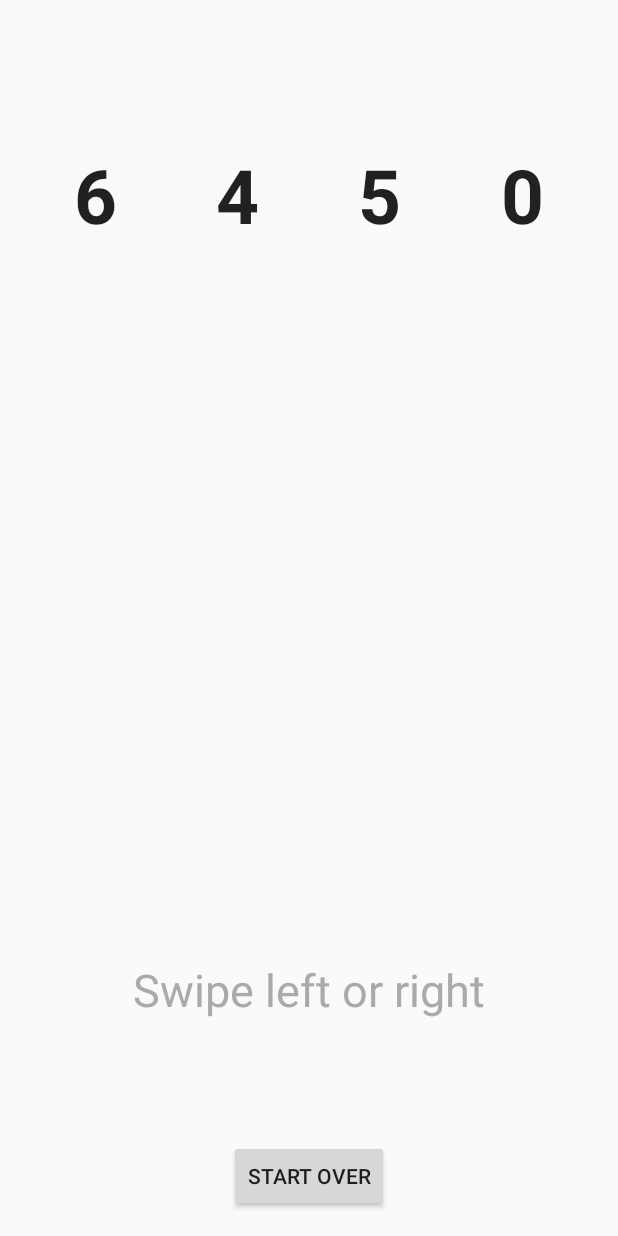
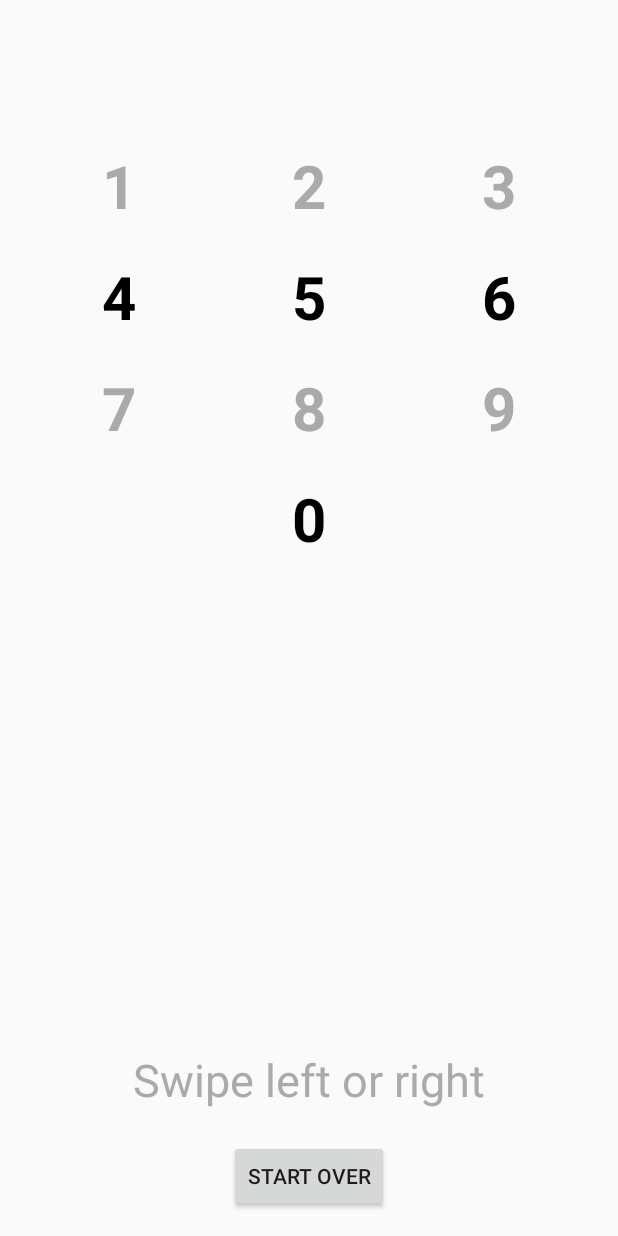
Before and after one commit to khanirteza/Cognitive_PIN, an Android app: the InputPIN screen opened directly, with no data from a screen before it, on a phone screen of 412 x 824 dp. Run offline under Robolectric (Android 15) with nearby library versions, the phone set to English and light mode, and no system bars; 6 statements that could not run were skipped.

Commit message:
Number pad implemented. Random number show removed. Instead those number will be colored in number pad.

```diff
--- a/app/src/main/java/com/halfwit/cognitivepin/InputPIN.java
+++ b/app/src/main/java/com/halfwit/cognitivepin/InputPIN.java
@@ -5,7 +5,6 @@ import android.app.AlertDialog;
 import android.content.DialogInterface;
 import android.content.Intent;
 import android.os.Bundle;
-import android.support.v4.view.GestureDetectorCompat;
 import android.view.Menu;
 import android.view.MenuItem;
 import android.view.MotionEvent;
@@ -26,7 +25,6 @@ public class InputPIN extends Activity {
     int pass = 0;
     private TextView pinDot;
     private long startTime, endTime;
-    private GestureDetectorCompat mDetector;
     public float x1, x2;
     static final int MIN_DISTANCE = 250;
 
@@ -118,7 +116,7 @@ public class InputPIN extends Activity {
                         })
                         .show();
             }
-            //startOver(view);
+            startOver(view);
         }
     }
 
@@ -152,7 +150,7 @@ public class InputPIN extends Activity {
                         })
                         .show();
             }
-            //startOver(view);
+            startOver(view);
         }
     }
 
@@ -166,6 +164,8 @@ public class InputPIN extends Activity {
     }
 
     public void randGenerator(String pin, String selection) {
+        //Generate random number for each pass
+
         int num1, num2, num3, num4;
         char chDigit1, chDigit2, chDigit3, chDigit4;
         num1 = rand.nextInt(10);
@@ -184,15 +184,17 @@ public class InputPIN extends Activity {
         chDigit3 = String.valueOf(num3).charAt(0);
         chDigit4 = String.valueOf(num4).charAt(0);
 
+        setNumberPadColor(num1, num2, num3, num4);
 
-        TextView digit1 = (TextView) findViewById(R.id.digit1);
+
+        /*TextView digit1 = (TextView) findViewById(R.id.digit1);
         TextView digit2 = (TextView) findViewById(R.id.digit2);
         TextView digit3 = (TextView) findViewById(R.id.digit3);
         TextView digit4 = (TextView) findViewById(R.id.digit4);
         digit1.setText(String.valueOf(num1));
         digit2.setText(String.valueOf(num2));
         digit3.setText(String.valueOf(num3));
-        digit4.setText(String.valueOf(num4));
+        digit4.setText(String.valueOf(num4));*/
 
         if (selection.equals("left")) {
 
@@ -211,6 +213,32 @@ public class InputPIN extends Activity {
 
     }
 
+    public void setNumberPadColor(int num1, int num2, int num3, int num4) {
+        //Set the number pad color based on passed argument
+        TextView[] textDigit = new TextView[10];
+
+        textDigit[0] = (TextView) findViewById(R.id.textDigit0);
+        textDigit[1] = (TextView) findViewById(R.id.textDigit1);
+        textDigit[2] = (TextView) findViewById(R.id.textDigit2);
+        textDigit[3] = (TextView) findViewById(R.id.textDigit3);
+        textDigit[4] = (TextView) findViewById(R.id.textDigit4);
+        textDigit[5] = (TextView) findViewById(R.id.textDigit5);
+        textDigit[6] = (TextView) findViewById(R.id.textDigit6);
+        textDigit[7] = (TextView) findViewById(R.id.textDigit7);
+        textDigit[8] = (TextView) findViewById(R.id.textDigit8);
+        textDigit[9] = (TextView) findViewById(R.id.textDigit9);
+
+        for (TextView textView : textDigit) {
+            textView.setTextColor(getResources().getColor(android.R.color.darker_gray));
+        }
+
+        textDigit[num1].setTextColor(getResources().getColor((android.R.color.black)));
+        textDigit[num2].setTextColor(getResources().getColor((android.R.color.black)));
+        textDigit[num3].setTextColor(getResources().getColor((android.R.color.black)));
+        textDigit[num4].setTextColor(getResources().getColor((android.R.color.black)));
+
+    }
+
     //for debugging purpose only
     public void show() {
         System.out.println(pass);
--- a/app/src/main/res/layout/activity_home_screen.xml
+++ b/app/src/main/res/layout/activity_home_screen.xml
@@ -58,7 +58,7 @@
         android:layout_width="wrap_content"
         android:layout_height="wrap_content"
         android:textAppearance="?android:attr/textAppearanceLarge"
-        android:text="@string/direction_instruction"
+        android:text="@string/direction_selection"
         android:id="@+id/textView2"
         android:layout_alignBottom="@+id/radioGroup"
         android:layout_marginBottom="41dp"
--- a/app/src/main/res/layout/activity_input_pin.xml
+++ b/app/src/main/res/layout/activity_input_pin.xml
@@ -9,91 +9,35 @@
     tools:context="com.halfwit.cognitivepin.InputPIN">
 
     <LinearLayout
-        android:orientation="horizontal"
+        android:orientation="vertical"
         android:layout_width="match_parent"
         android:layout_height="wrap_content"
-        android:layout_alignParentTop="true"
-        android:layout_centerHorizontal="true"
-        android:layout_marginTop="80dp"
-        android:id="@+id/linearLayout">
+        android:id="@+id/linearLayout"
+        android:layout_alignParentBottom="true"
+        android:layout_alignParentLeft="true"
+        android:layout_alignParentStart="true">
 
         <TextView
-            android:layout_width="0dp"
-            android:layout_height="wrap_content"
+            android:layout_width="match_parent"
+            android:layout_height="0dp"
             android:textAppearance="?android:attr/textAppearanceLarge"
-            android:text="3"
-            android:id="@+id/digit1"
-            android:layout_column="44"
-            android:textStyle="bold"
-            android:textSize="50dp"
-            android:layout_weight="1"
-            android:gravity="center" />
-
-        <TextView
-            android:layout_width="0dp"
-            android:layout_height="wrap_content"
-            android:textAppearance="?android:attr/textAppearanceLarge"
-            android:text="3"
-            android:id="@+id/digit2"
-            android:layout_column="44"
-            android:textStyle="bold"
-            android:textSize="50dp"
-            android:layout_weight="1"
-            android:gravity="center" />
-
-        <TextView
-            android:layout_width="0dp"
-            android:layout_height="wrap_content"
-            android:textAppearance="?android:attr/textAppearanceLarge"
-            android:text="3"
-            android:id="@+id/digit3"
-            android:layout_column="44"
-            android:textStyle="bold"
-            android:textSize="50dp"
-            android:layout_weight="1"
-            android:gravity="center" />
-
-        <TextView
-            android:layout_width="0dp"
-            android:layout_height="wrap_content"
-            android:textAppearance="?android:attr/textAppearanceLarge"
-            android:text="3"
-            android:id="@+id/digit4"
-            android:layout_column="44"
-            android:textStyle="bold"
-            android:textSize="50dp"
-            android:layout_weight="1"
-            android:gravity="center" />
-    </LinearLayout>
-
-    <LinearLayout
-        android:orientation="horizontal"
-        android:layout_width="wrap_content"
-        android:layout_height="200dp"
-        android:layout_above="@+id/btnStartOver"
-        android:layout_centerHorizontal="true">
-
-        <TextView
-            android:layout_width="0dp"
-            android:layout_height="wrap_content"
-            android:textAppearance="?android:attr/textAppearanceLarge"
-            android:text="Swipe left or right"
+            android:text="@string/swipe_direction"
             android:id="@+id/textView"
             android:layout_weight="1"
-            android:textAlignment="center"
-            android:textSize="30dp"
+            android:textSize="30sp"
             android:layout_gravity="center"
-            android:textColor="@android:color/darker_gray" />
+            android:textColor="@android:color/darker_gray"
+            android:gravity="center_horizontal"
+            android:layout_marginBottom="20dp" />
+
+        <Button
+            android:layout_width="wrap_content"
+            android:layout_height="wrap_content"
+            android:text="Start Over"
+            android:id="@+id/btnStartOver"
+            android:onClick="startOver"
+            android:layout_gravity="center" />
     </LinearLayout>
-
-    <Button
-        android:layout_width="wrap_content"
-        android:layout_height="wrap_content"
-        android:text="Start Over"
-        android:id="@+id/btnStartOver"
-        android:layout_alignParentBottom="true"
-        android:layout_centerHorizontal="true"
-        android:onClick="startOver" />
 
     <TextView
         android:layout_width="wrap_content"
@@ -101,7 +45,156 @@
         android:textAppearance="?android:attr/textAppearanceLarge"
         android:id="@+id/pinDot"
         android:textStyle="bold"
-        android:textSize="60dp"
+        android:textSize="60sp"
         android:layout_alignParentTop="true"
         android:layout_centerHorizontal="true" />
+
+    <LinearLayout
+        android:orientation="horizontal"
+        android:layout_width="match_parent"
+        android:layout_height="wrap_content"
+        android:layout_below="@+id/pinDot"
+        android:layout_centerHorizontal="true"
+        android:id="@+id/linearLayout2"
+        android:layout_marginBottom="20dp">
+
+        <TextView
+            android:layout_width="0dp"
+            android:layout_height="wrap_content"
+            android:textAppearance="?android:attr/textAppearanceLarge"
+            android:text="1"
+            android:id="@+id/textDigit1"
+            android:layout_weight="1"
+            android:gravity="center"
+            android:textSize="40sp"
+            android:textStyle="bold" />
+
+        <TextView
+            android:layout_width="0dp"
+            android:layout_height="wrap_content"
+            android:textAppearance="?android:attr/textAppearanceLarge"
+            android:text="2"
+            android:id="@+id/textDigit2"
+            android:layout_weight="1"
+            android:gravity="center"
+            android:textSize="40sp"
+            android:textStyle="bold" />
+
+        <TextView
+            android:layout_width="0dp"
+            android:layout_height="wrap_content"
+            android:textAppearance="?android:attr/textAppearanceLarge"
+            android:text="3"
+            android:id="@+id/textDigit3"
+            android:layout_weight="1"
+            android:gravity="center"
+            android:textSize="40sp"
+            android:textStyle="bold" />
+    </LinearLayout>
+
+    <LinearLayout
+        android:orientation="horizontal"
+        android:layout_width="match_parent"
+        android:layout_height="wrap_content"
+        android:layout_below="@+id/linearLayout2"
+        android:layout_centerHorizontal="true"
+        android:id="@+id/linearLayout3"
+        android:layout_marginBottom="20dp">
+
+        <TextView
+            android:layout_width="0dp"
+            android:layout_height="wrap_content"
+            android:textAppearance="?android:attr/textAppearanceLarge"
+            android:text="4"
+            android:id="@+id/textDigit4"
+            android:layout_weight="1"
+            android:gravity="center_horizontal"
+            android:textSize="40sp"
+            android:textStyle="bold" />
+
+        <TextView
+            android:layout_width="0dp"
+            android:layout_height="wrap_content"
+            android:textAppearance="?android:attr/textAppearanceLarge"
+            android:text="5"
+            android:id="@+id/textDigit5"
+            android:layout_weight="1"
+            android:gravity="center_horizontal"
+            android:textSize="40sp"
+            android:textStyle="bold" />
+
+        <TextView
+            android:layout_width="0dp"
+            android:layout_height="wrap_content"
+            android:textAppearance="?android:attr/textAppearanceLarge"
+            android:text="6"
+            android:id="@+id/textDigit6"
+            android:layout_weight="1"
+            android:gravity="center_horizontal"
+            android:textSize="40sp"
+            android:textStyle="bold" />
+    </LinearLayout>
+
+    <LinearLayout
+        android:orientation="horizontal"
+        android:layout_width="match_parent"
+        android:layout_height="wrap_content"
+        android:layout_below="@+id/linearLayout3"
+        android:layout_centerHorizontal="true"
+        android:id="@+id/linearLayout4"
+        android:layout_marginBottom="20dp">
+
+        <TextView
+            android:layout_width="0dp"
+            android:layout_height="wrap_content"
+            android:textAppearance="?android:attr/textAppearanceLarge"
+            android:text="7"
+            android:id="@+id/textDigit7"
+            android:layout_weight="1"
+            android:gravity="center_horizontal"
+            android:textStyle="bold"
+            android:textSize="40sp" />
+
+        <TextView
+            android:layout_width="0dp"
+            android:layout_height="wrap_content"
+            android:textAppearance="?android:attr/textAppearanceLarge"
+            android:text="8"
+            android:id="@+id/textDigit8"
+            android:layout_weight="1"
+            android:gravity="center_horizontal"
+            android:textStyle="bold"
+            android:textSize="40sp" />
+
+        <TextView
+            android:layout_width="0dp"
+            android:layout_height="wrap_content"
+            android:textAppearance="?android:attr/textAppearanceLarge"
+            android:text="9"
+            android:id="@+id/textDigit9"
+            android:layout_weight="1"
+            android:gravity="center_horizontal"
+            android:textStyle="bold"
+            android:textSize="40sp" />
+    </LinearLayout>
+
+    <LinearLayout
+        android:orientation="horizontal"
+        android:layout_width="match_parent"
+        android:layout_height="wrap_content"
+        android:layout_below="@+id/linearLayout4"
+        android:layout_centerHorizontal="true">
+
+        <TextView
+            android:layout_width="0dp"
+            android:layout_height="wrap_content"
+            android:textAppearance="?android:attr/textAppearanceLarge"
+            android:text="0"
+            android:id="@+id/textDigit0"
+            android:layout_weight="1"
+            android:gravity="center_horizontal"
+            android:textStyle="bold"
+            android:textSize="40sp" />
+    </LinearLayout>
+
 </RelativeLayout>
--- a/app/src/main/res/values/strings.xml
+++ b/app/src/main/res/values/strings.xml
@@ -8,7 +8,8 @@
     <string name="enter_pin">Enter PIN</string>
     <string name="save_button">Save</string>
     <string name="title_activity_input_pin">Input PIN</string>
-    <string name="direction_instruction">Choose the swipe direction that will be used as Yes. The opposite direction will be used as No.</string>
+    <string name="direction_selection">Choose the swipe direction that will be used as Yes. The opposite direction will be used as No.</string>
+    <string name="swipe_direction">Swipe left or right</string>
 
     <!-- TODO: Remove or change this placeholder text -->
     <string name="hello_blank_fragment">Hello blank fragment</string>
```
